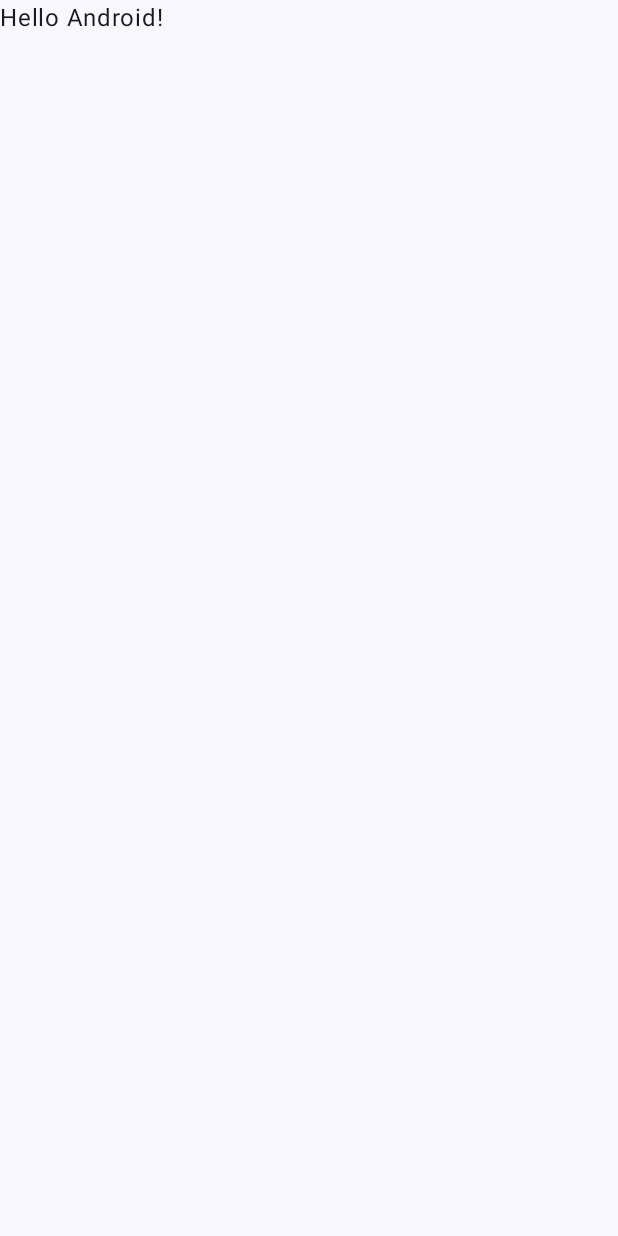
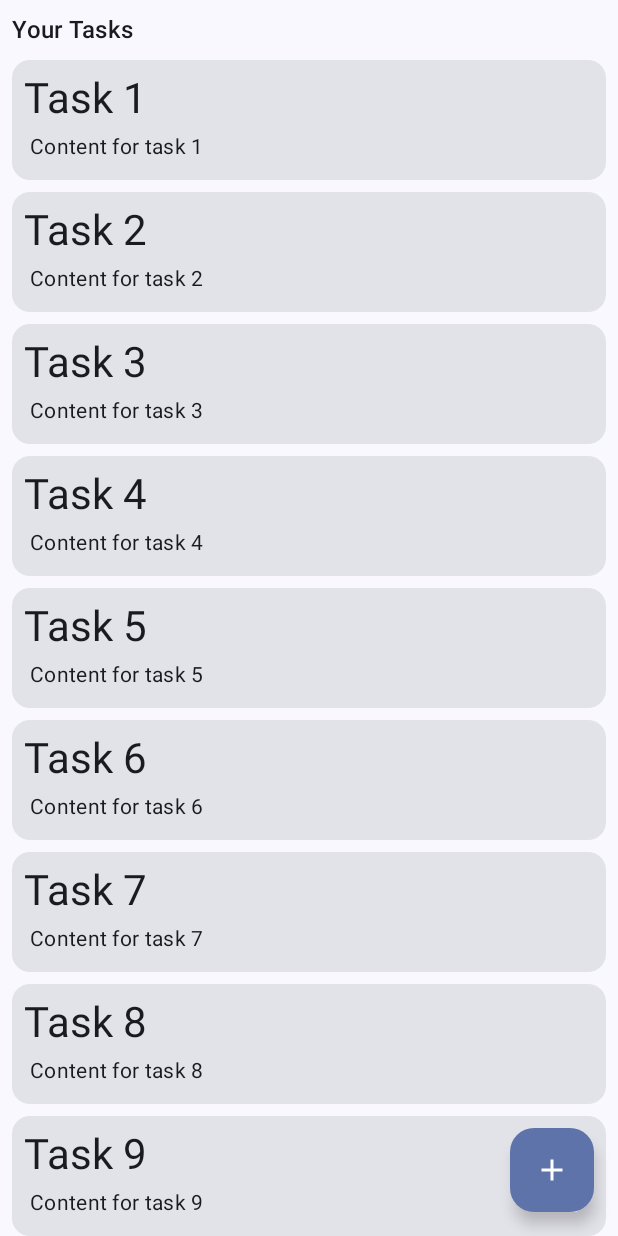
Before and after one commit to aiyu-ayaan/Notes-App, an Android app built with Jetpack Compose: the screen it shows after launch (MainActivity), on a phone screen of 412 x 824 dp. Before the commit the screen is almost empty. Run offline under Robolectric (Android 15) with nearby library versions, the phone set to English and light mode, and no system bars; our stand-ins replace Dagger/Hilt's generated code, Room's generated code.

```diff
--- a/app/build.gradle
+++ b/app/build.gradle
@@ -60,6 +60,8 @@ dependencies {
     implementation 'androidx.compose.ui:ui-tooling-preview'
     implementation 'androidx.compose.material3:material3'
     implementation 'androidx.core:core-ktx:1.9.0'
+    implementation "androidx.navigation:navigation-compose:2.6.0-alpha04"
+    implementation "androidx.lifecycle:lifecycle-viewmodel-compose:2.5.1"
     testImplementation 'junit:junit:4.13.2'
     androidTestImplementation 'androidx.test.ext:junit:1.1.5'
     androidTestImplementation 'androidx.test.espresso:espresso-core:3.5.1'
@@ -67,6 +69,7 @@ dependencies {
     androidTestImplementation 'androidx.compose.ui:ui-test-junit4'
     debugImplementation 'androidx.compose.ui:ui-tooling'
     debugImplementation 'androidx.compose.ui:ui-test-manifest'
+
 
     implementation "com.google.dagger:hilt-android:2.44.2"
     kapt "com.google.dagger:hilt-compiler:2.44.2"
--- a/app/src/main/AndroidManifest.xml
+++ b/app/src/main/AndroidManifest.xml
@@ -3,6 +3,7 @@
     xmlns:tools="http://schemas.android.com/tools">
 
     <application
+        android:name=".Notes"
         android:allowBackup="true"
         android:dataExtractionRules="@xml/data_extraction_rules"
         android:fullBackupContent="@xml/backup_rules"
@@ -13,7 +14,7 @@
         android:theme="@style/Theme.Task"
         tools:targetApi="31">
         <activity
-            android:name=".MainActivity"
+            android:name=".ui.MainActivity"
             android:exported="true"
             android:label="@string/app_name"
             android:theme="@style/Theme.Task">
--- /dev/null
+++ b/app/src/main/java/com/atech/task/Notes.kt
@@ -0,0 +1,7 @@
+package com.atech.task
+
+import android.app.Application
+import dagger.hilt.android.HiltAndroidApp
+
+@HiltAndroidApp
+class Notes : Application()
--- a/app/src/main/java/com/atech/task/database/NoteModel.kt
+++ b/app/src/main/java/com/atech/task/database/NoteModel.kt
@@ -4,6 +4,7 @@ import android.os.Parcelable
 import androidx.annotation.Keep
 import androidx.room.Entity
 import androidx.room.Ignore
+import androidx.room.PrimaryKey
 import com.atech.task.utils.formatTime
 import kotlinx.parcelize.IgnoredOnParcel
 import kotlinx.parcelize.Parcelize
@@ -12,11 +13,12 @@ import kotlinx.parcelize.Parcelize
 @Entity(tableName = "tasks")
 @Parcelize
 data class NoteModel(
-    val id: String,
     val title: String,
     val content: String,
     val created: Long = System.currentTimeMillis(),
-    val updated: Long? = null
+    val updated: Long? = null,
+    @PrimaryKey(autoGenerate = true)
+    val id: Int = 0,
 ) : Parcelable {
     @get:Ignore
     @IgnoredOnParcel
--- a/app/src/main/java/com/atech/task/module/DatabaseModule.kt
+++ b/app/src/main/java/com/atech/task/module/DatabaseModule.kt
@@ -18,13 +18,15 @@ object DatabaseModule {
     @Singleton
     @Provides
     fun provideData(
-        @ApplicationContext context: Context
+        @ApplicationContext context: Context,
+        callback: NotesDatabase.RoomDatabaseCallback
     ): NotesDatabase =
         Room.databaseBuilder(
             context,
             NotesDatabase::class.java,
             DATABASE_NAME
-        ).fallbackToDestructiveMigration()
+        ).addCallback(callback)
+            .fallbackToDestructiveMigration()
             .build()
 
 
--- a/app/src/main/java/com/atech/task/MainActivity.kt
+++ b/app/src/main/java/com/atech/task/ui/MainActivity.kt
@@ -1,8 +1,9 @@
-package com.atech.task
+package com.atech.task.ui
 
 import android.os.Bundle
 import androidx.activity.ComponentActivity
 import androidx.activity.compose.setContent
+import androidx.activity.viewModels
 import androidx.compose.foundation.layout.fillMaxSize
 import androidx.compose.material3.MaterialTheme
 import androidx.compose.material3.Surface
@@ -10,19 +11,23 @@ import androidx.compose.material3.Text
 import androidx.compose.runtime.Composable
 import androidx.compose.ui.Modifier
 import androidx.compose.ui.tooling.preview.Preview
+import com.atech.task.ui.navigation.Navigation
 import com.atech.task.ui.theme.TaskTheme
+import dagger.hilt.android.AndroidEntryPoint
 
+@AndroidEntryPoint
 class MainActivity : ComponentActivity() {
+
+    private val mainViewModel: MainViewModel by viewModels()
     override fun onCreate(savedInstanceState: Bundle?) {
         super.onCreate(savedInstanceState)
         setContent {
             TaskTheme {
-                // A surface container using the 'background' color from the theme
                 Surface(
                     modifier = Modifier.fillMaxSize(),
                     color = MaterialTheme.colorScheme.background
                 ) {
-                    Greeting("Android")
+                    Navigation()
                 }
             }
         }
--- /dev/null
+++ b/app/src/main/java/com/atech/task/ui/navigation/Navigation.kt
@@ -0,0 +1,42 @@
+package com.atech.task.ui.navigation
+
+import androidx.compose.runtime.Composable
+import androidx.navigation.compose.NavHost
+import androidx.navigation.compose.composable
+import androidx.navigation.compose.rememberNavController
+import com.atech.task.ui.screens.HomeScreen
+
+@Composable
+fun Navigation() {
+    val navController = rememberNavController()
+    NavHost(navController = navController, startDestination = Screen.HomeScreen.route) {
+        composable(
+            route = Screen.HomeScreen.route,
+//            arguments = listOf(
+//                navArgument("notesList") {
+//                    type = NavType.ParcelableArrayType(NoteModel::class.java)
+//                    defaultValue = DUMMY_LIST
+//                }
+//            )
+        ) {
+            HomeScreen(
+                navController = navController,
+            )
+        }
+    }
+}
+
+
+sealed class Screen(val route: String) {
+    object HomeScreen : Screen("home_screen")
+    object AddTaskScreen : Screen("add_task_screen")
+
+    fun withArgs(vararg args: String): String {
+        return buildString {
+            append(route)
+            args.forEach {args ->
+                append("/${args}")
+            }
+        }
+    }
+}
--- /dev/null
+++ b/app/src/main/java/com/atech/task/ui/screens/HomeScreen.kt
@@ -0,0 +1,116 @@
+package com.atech.task.ui.screens
+
+import androidx.compose.foundation.layout.Box
+import androidx.compose.foundation.layout.Column
+import androidx.compose.foundation.layout.fillMaxHeight
+import androidx.compose.foundation.layout.fillMaxSize
+import androidx.compose.foundation.layout.fillMaxWidth
+import androidx.compose.foundation.layout.padding
+import androidx.compose.foundation.rememberScrollState
+import androidx.compose.foundation.verticalScroll
+import androidx.compose.material.icons.Icons
+import androidx.compose.material.icons.filled.Add
+import androidx.compose.material3.Card
+import androidx.compose.material3.FloatingActionButton
+import androidx.compose.material3.Icon
+import androidx.compose.material3.MaterialTheme
+import androidx.compose.material3.Text
+import androidx.compose.runtime.Composable
+import androidx.compose.runtime.remember
+import androidx.compose.runtime.rememberCoroutineScope
+import androidx.compose.ui.Alignment
+import androidx.compose.ui.Modifier
+import androidx.compose.ui.text.style.TextOverflow
+import androidx.compose.ui.tooling.preview.Preview
+import androidx.compose.ui.unit.dp
+import androidx.navigation.NavController
+import com.atech.task.database.NoteModel
+import com.atech.task.ui.MainViewModel
+import com.atech.task.ui.theme.TaskTheme
+import com.atech.task.utils.DUMMY_LIST
+
+@Composable
+fun HomeScreen(
+    modifier: Modifier = Modifier,
+    navController: NavController? = null,
+) {
+    val notes = remember {
+        DUMMY_LIST
+    }
+
+    Box(
+        modifier = modifier
+            .fillMaxSize()
+
+    ) {
+        Column(
+            Modifier
+                .fillMaxHeight()
+                .fillMaxWidth()
+                .verticalScroll(
+                    state = rememberScrollState()
+                )
+        ) {
+            Text(
+                text = "Your Tasks",
+                modifier = Modifier.padding(start = 8.dp, top = 8.dp),
+                style = MaterialTheme.typography.titleMedium,
+            )
+            ShowAllTask(notes = notes)
+        }
+        FloatingActionButton(
+            modifier = Modifier
+                .align(Alignment.BottomEnd)
+                .padding(16.dp),
+            onClick = {
+//            TODO user navController
+            }) {
+            Icon(imageVector = Icons.Filled.Add, contentDescription = "Add Task")
+        }
+    }
+}
+
+@Composable
+fun ShowAllTask(
+    modifier: Modifier = Modifier,
+    notes: List<NoteModel>
+) {
+    Column(modifier.padding(top = 8.dp)) {
+        notes.forEach {
+            Task(noteModel = it)
+        }
+    }
+}
+
+
+@Composable
+fun Task(noteModel: NoteModel, modifier: Modifier = Modifier) {
+    Card(
+        modifier = Modifier
+            .fillMaxWidth()
+            .padding(horizontal = 8.dp)
+            .padding(bottom = 8.dp),
+    ) {
+        Column(modifier = modifier.padding(8.dp)) {
+            Text(
+                text = noteModel.title,
+                style = MaterialTheme.typography.headlineMedium,
+            )
+            Text(
+                modifier = Modifier.padding(4.dp),
+                text = noteModel.content,
+                style = MaterialTheme.typography.bodyMedium,
+                overflow = TextOverflow.Ellipsis,
+                maxLines = (1..3).random(),
+            )
+        }
+    }
+}
+
+@Preview(showBackground = true)
+@Composable
+fun HomeScreenPreview() {
+    TaskTheme {
+        HomeScreen()
+    }
+}
--- a/app/src/main/java/com/atech/task/utils/ExtensionFunctions.kt
+++ b/app/src/main/java/com/atech/task/utils/ExtensionFunctions.kt
@@ -1,6 +1,7 @@
 package com.atech.task.utils
 
 import android.annotation.SuppressLint
+import com.atech.task.database.NoteModel
 import java.text.SimpleDateFormat
 import java.util.TimeZone
 
@@ -8,6 +9,21 @@ import java.util.TimeZone
 const val DATE_FORMAT = "yyyy-MM-dd"
 
 
+val DUMMY_LIST = listOf(
+    NoteModel("Task 1", "Content for task 1"),
+    NoteModel("Task 2", "Content for task 2"),
+    NoteModel("Task 3", "Content for task 3"),
+    NoteModel("Task 4", "Content for task 4"),
+    NoteModel("Task 5", "Content for task 5"),
+    NoteModel("Task 6", "Content for task 6"),
+    NoteModel("Task 7", "Content for task 7"),
+    NoteModel("Task 8", "Content for task 8"),
+    NoteModel("Task 9", "Content for task 9"),
+    NoteModel("Task 10", "Content for task 10"),
+    NoteModel("Task 11", "Content for task 11"),
+    NoteModel("Task 12", "Content for task 12")
+)
+
 @SuppressLint("SimpleDateFormat")
 fun Long.formatTime(): String = this.run {
     val simpleDateFormat = SimpleDateFormat(DATE_FORMAT)
--- a/build.gradle
+++ b/build.gradle
@@ -2,6 +2,6 @@
 plugins {
     id 'com.android.application' version '8.0.0-alpha11' apply false
     id 'com.android.library' version '8.0.0-alpha11' apply false
-    id 'org.jetbrains.kotlin.android' version '1.8.0' apply false
+    id 'org.jetbrains.kotlin.android' version '1.7.20' apply false
     id 'com.google.dagger.hilt.android' version '2.44' apply false
 }
```
Also changed, not shown: app/src/main/java/com/atech/task/database/NotesDatabase.kt (+22 -0 lines), app/src/main/java/com/atech/task/ui/MainViewModel.kt (added, +13 -0 lines).
